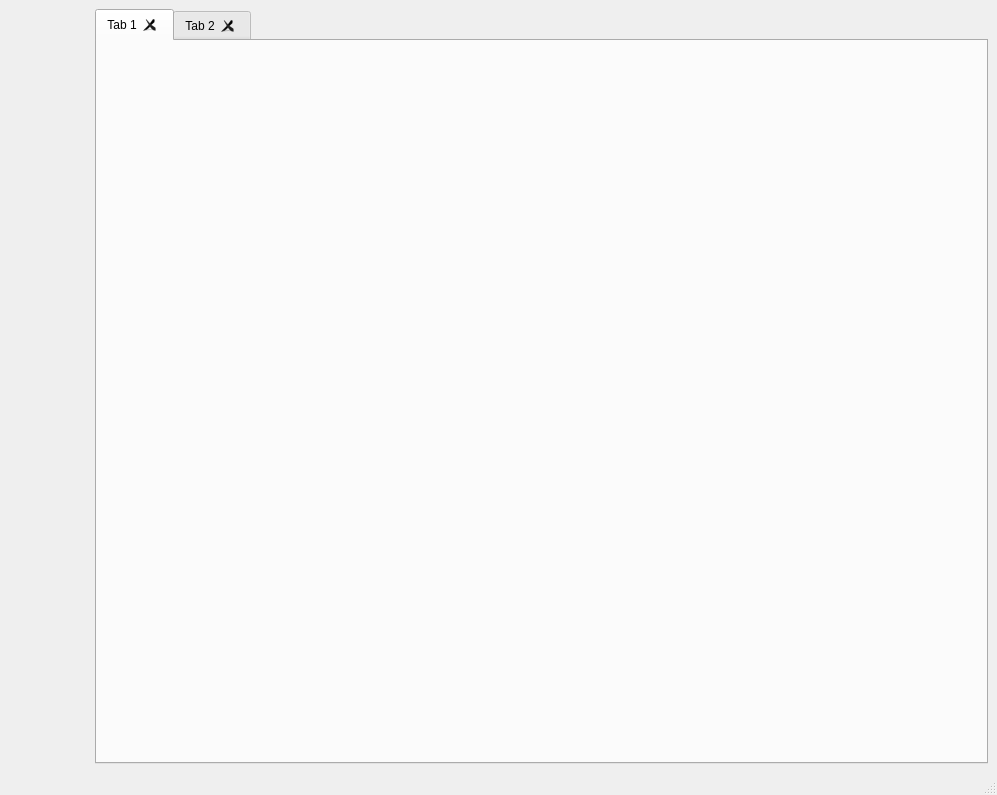
Above: view/windows/main_window/base_main_window.ui from haruiz/CvStudio before the change. Below: the same form after it.
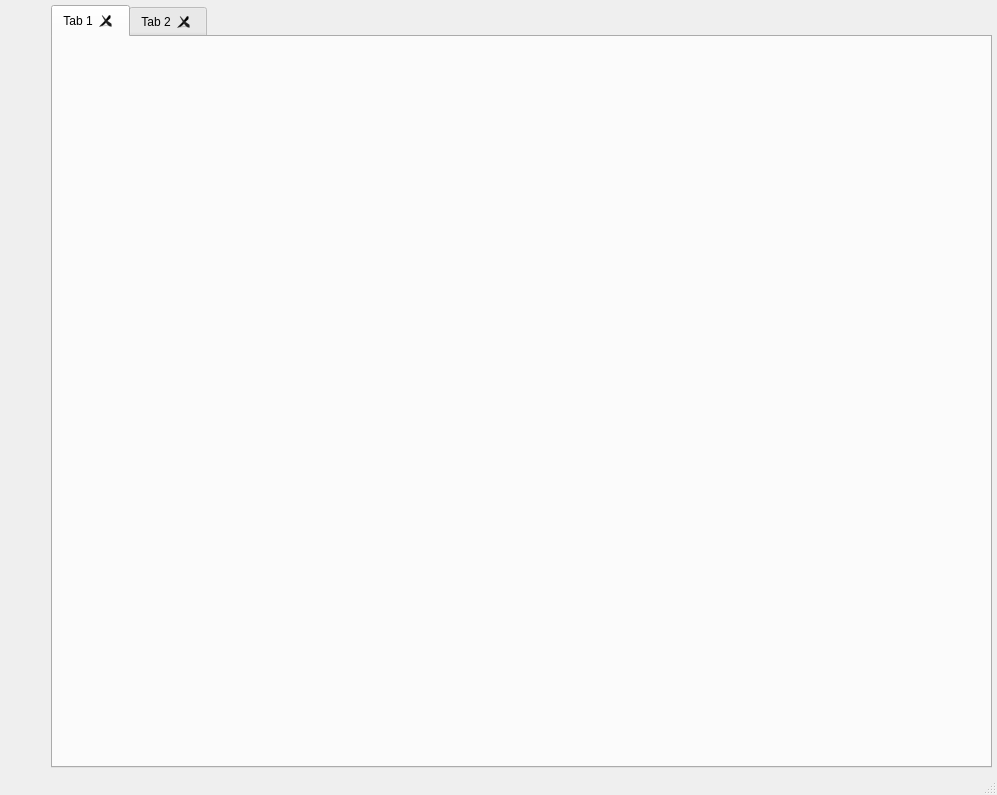
That is the form after the change. The open tabs and pages were chosen to show the change.

```diff
--- a/view/windows/main_window/base_main_window.ui
+++ b/view/windows/main_window/base_main_window.ui
@@ -17,7 +17,22 @@
    <enum>Qt::LeftToRight</enum>
   </property>
   <widget class="QWidget" name="centralwidget">
-   <layout class="QVBoxLayout" name="verticalLayout">
+   <layout class="QVBoxLayout" name="verticalLayout" stretch="0">
+    <property name="spacing">
+     <number>5</number>
+    </property>
+    <property name="leftMargin">
+     <number>5</number>
+    </property>
+    <property name="topMargin">
+     <number>5</number>
+    </property>
+    <property name="rightMargin">
+     <number>5</number>
+    </property>
+    <property name="bottomMargin">
+     <number>5</number>
+    </property>
     <item>
      <widget class="QWidget" name="widget" native="true">
       <layout class="QHBoxLayout" name="horizontalLayout">
@@ -43,7 +58,7 @@
          </property>
          <property name="minimumSize">
           <size>
-           <width>80</width>
+           <width>40</width>
            <height>0</height>
           </size>
          </property>
```
Left out of the diff: 5 changed lines with no effect on the pictures.
